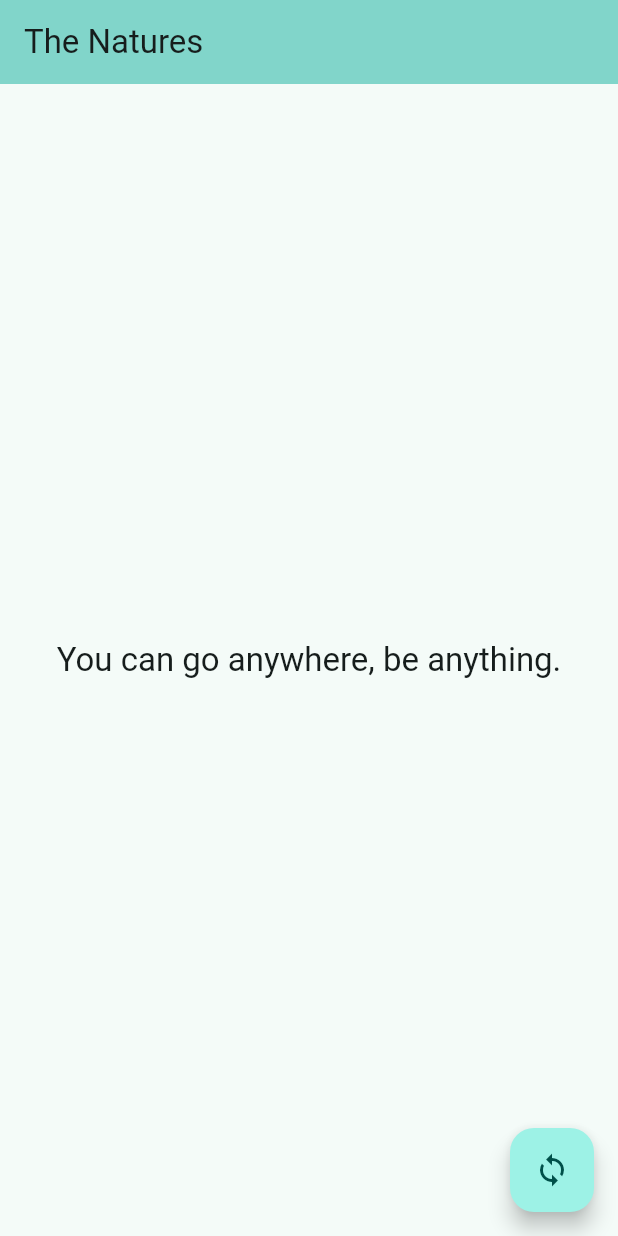
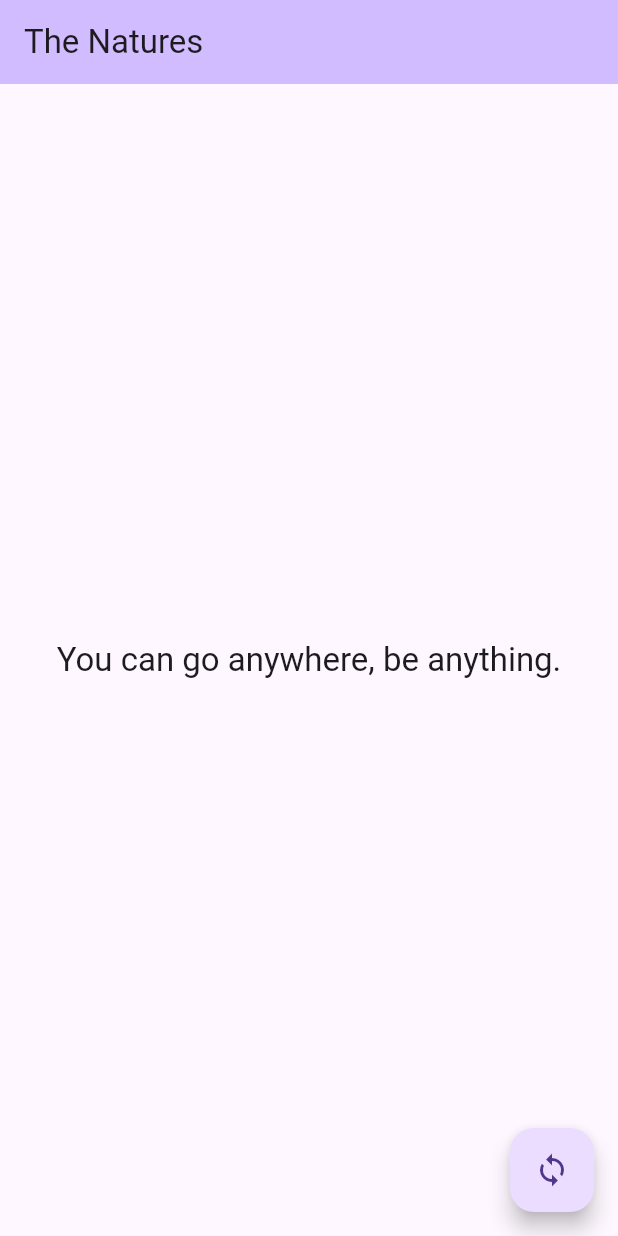
Before and after one commit to tanakahikari-pikka/flutter_certification, a Flutter app: the screen it shows after launch, on a phone screen of 412 x 824 dp. Run offline on Flutter 3.47's test engine with Material 2 defaults, Android fonts, the phone set to English and light mode, and no system bars.

Commit message:
テーマファイル作成

```diff
--- a/lib/main.dart
+++ b/lib/main.dart
@@ -12,11 +12,10 @@ class MyApp extends StatelessWidget {
 
   @override
   Widget build(BuildContext context) {
-    const brightness = Brightness.light;
     return MaterialApp(
       debugShowCheckedModeBanner: false,
       title: 'The Natures',
-      theme: NatureTheme.getDefaultTheme(brightness),
+      theme: NatureTheme.getDefaultTheme(),
       home: const SplashScreen(),
     );
   }
--- a/lib/resourse/theme_resource.dart
+++ b/lib/resourse/theme_resource.dart
@@ -1,9 +1,8 @@
 import 'package:flutter/material.dart';
 
 class NatureTheme {
-  static ThemeData getDefaultTheme(Brightness brightness) {
+  static ThemeData getDefaultTheme() {
     return ThemeData(
-      colorScheme: ColorScheme.fromSeed(seedColor: const Color(0xFF40e0d0)),
       useMaterial3: true,
       textTheme: const TextTheme(),
     );
```
